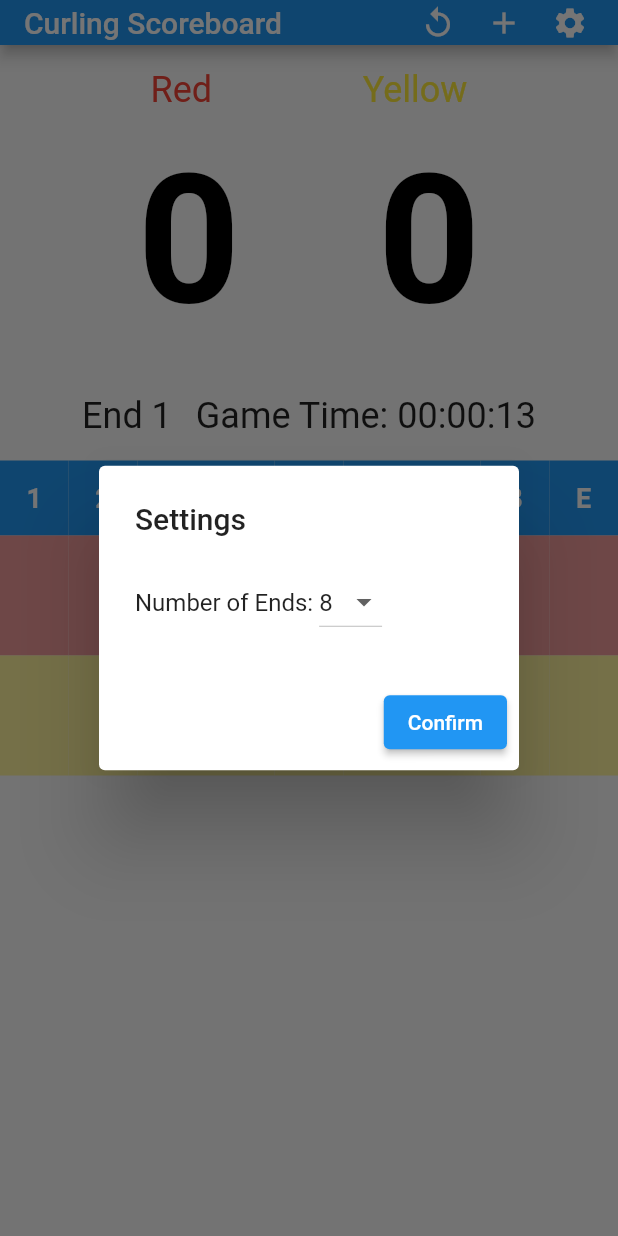
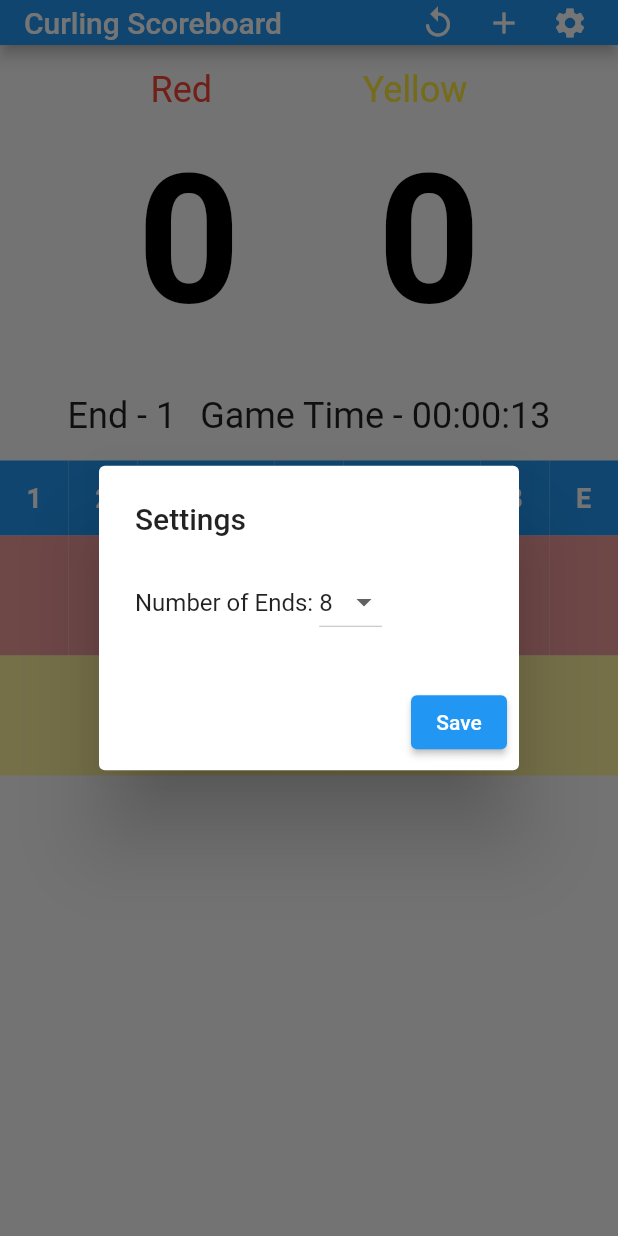
Before and after one commit to tomarra/curling_scoreboard_flutter, a Flutter app: the screen it shows after launch, after a tap on the "replay" icon, after a tap on the "add" icon, after a tap on the "settings" icon, on a phone screen of 412 x 824 dp. Run offline on Flutter 3.47's test engine with Material 2 defaults, Android fonts, the light colour scheme and no system bars; generated files the repository leaves out were written again.

Commit message:
fix: use localizations instead of hard coded strings

```diff
--- a/lib/main.dart
+++ b/lib/main.dart
@@ -131,21 +131,21 @@ class _CurlingScoreboardScreenState extends State<CurlingScoreboardScreen> {
       context: context,
       builder: (BuildContext context) {
         return AlertDialog(
-          title: const Text('Reset'),
-          content: const Text('Are you sure you want to reset the scoreboard?'),
+          title: Text(AppLocalizations.of(context)!.resetDialogTitle),
+          content: Text(AppLocalizations.of(context)!.resetDialogDescription),
           actions: [
             ElevatedButton(
               onPressed: () {
                 Navigator.of(context).pop();
               },
-              child: const Text('No'),
+              child: Text(AppLocalizations.of(context)!.buttonLabelNo),
             ),
             ElevatedButton(
               onPressed: () {
                 resetGame();
                 Navigator.of(context).pop();
               },
-              child: const Text('Yes'),
+              child: Text(AppLocalizations.of(context)!.buttonLabelYes),
             ),
           ],
         );
@@ -162,14 +162,17 @@ class _CurlingScoreboardScreenState extends State<CurlingScoreboardScreen> {
         return StatefulBuilder(
           builder: (context, setState) {
             return AlertDialog(
-              title: const Text('Settings'),
+              title: Text(AppLocalizations.of(context)!.settingsDialogTitle),
               content: Form(
                 child: Column(
                   mainAxisSize: MainAxisSize.min,
                   children: [
                     Row(
                       children: [
-                        const Text('Number of Ends: '),
+                        Text(
+                          AppLocalizations.of(context)!
+                              .settingsLabelNumberOfEnds,
+                        ),
                         DropdownButton<int>(
                           value: settingsTotalEnds,
                           onChanged: (int? newValue) {
@@ -196,7 +199,7 @@ class _CurlingScoreboardScreenState extends State<CurlingScoreboardScreen> {
                     updateTotalEnds(settingsTotalEnds);
                     Navigator.of(context).pop();
                   },
-                  child: const Text('Confirm'),
+                  child: Text(AppLocalizations.of(context)!.buttonLabelSave),
                 )
               ],
             );
@@ -216,7 +219,7 @@ class _CurlingScoreboardScreenState extends State<CurlingScoreboardScreen> {
         return StatefulBuilder(
           builder: (context, setState) {
             return AlertDialog(
-              title: const Text('Enter Score'),
+              title: Text(AppLocalizations.of(context)!.enterScoreDialogTitle),
               content: Column(
                 mainAxisSize: MainAxisSize.min,
                 children: [
@@ -261,7 +264,10 @@ class _CurlingScoreboardScreenState extends State<CurlingScoreboardScreen> {
                     enterScore(selectedScore, selectedTeam);
                     Navigator.of(context).pop();
                   },
-                  child: const Text('Enter'),
+                  child: Text(
+                    AppLocalizations.of(context)!
+                        .enterScoreDialogSaveButtonLabel,
+                  ),
                 ),
               ],
             );
@@ -273,7 +279,7 @@ class _CurlingScoreboardScreenState extends State<CurlingScoreboardScreen> {
 
   void showEditScoreDialog(
     BuildContext context,
-    String end,
+    int end,
     String team,
     int score,
   ) {
@@ -282,11 +288,16 @@ class _CurlingScoreboardScreenState extends State<CurlingScoreboardScreen> {
       builder: (BuildContext context) {
         var selectedTeam = team;
         var selectedScore = score;
+        final endText = (end > totalEnds)
+            ? AppLocalizations.of(context)!.editScoreDialogExtraEndText
+            : end.toString();
 
         return StatefulBuilder(
           builder: (context, setState) {
             return AlertDialog(
-              title: Text('Edit Score - End $end'),
+              title: Text(
+                AppLocalizations.of(context)!.editScoreDialogTitle(endText),
+              ),
               content: Column(
                 mainAxisSize: MainAxisSize.min,
                 children: [
@@ -328,10 +339,13 @@ class _CurlingScoreboardScreenState extends State<CurlingScoreboardScreen> {
               actions: [
                 ElevatedButton(
                   onPressed: () {
-                    editScore(int.parse(end), selectedScore, selectedTeam);
+                    editScore(end, selectedScore, selectedTeam);
                     Navigator.of(context).pop();
                   },
-                  child: const Text('Enter'),
+                  child: Text(
+                    AppLocalizations.of(context)!
+                        .editScoreDialogSaveButtonLabel,
+                  ),
                 ),
               ],
             );
@@ -466,16 +480,20 @@ class _CurlingScoreboardScreenState extends State<CurlingScoreboardScreen> {
   }
 
   Widget buildGameInfoRow() {
+    final endText = (currentEnd > totalEnds)
+        ? AppLocalizations.of(context)!.gameInfoExtraEndText
+        : currentEnd.toString();
+
     return Row(
       mainAxisAlignment: MainAxisAlignment.center,
       children: [
         Text(
-          'End $currentEnd',
+          AppLocalizations.of(context)!.gameInfoEndLabel(endText),
           style: const TextStyle(fontSize: 24),
         ),
         const SizedBox(width: 16),
         Text(
-          'Game Time: $gameTime',
+          AppLocalizations.of(context)!.gameInfoGameTimeLabel(gameTime),
           style: const TextStyle(fontSize: 24),
         ),
       ],
@@ -510,7 +528,7 @@ class _CurlingScoreboardScreenState extends State<CurlingScoreboardScreen> {
               if (ends.length >= end) {
                 showEditScoreDialog(
                   context,
-                  (end).toString(),
+                  end,
                   AppLocalizations.of(context)!.teamNameRed,
                   0,
                 );
@@ -531,7 +549,9 @@ class _CurlingScoreboardScreenState extends State<CurlingScoreboardScreen> {
         color: Colors.blue,
       ),
       child: Text(
-        (end > totalEnds) ? 'E' : end.toString(),
+        (end > totalEnds)
+            ? AppLocalizations.of(context)!.scoreboardExtraEndLabel
+            : end.toString(),
         style: const TextStyle(
           fontSize: 18,
           fontWeight: FontWeight.bold,
```
Also changed, not shown: lib/l10n/app_en.arb (+79 -1 lines).
